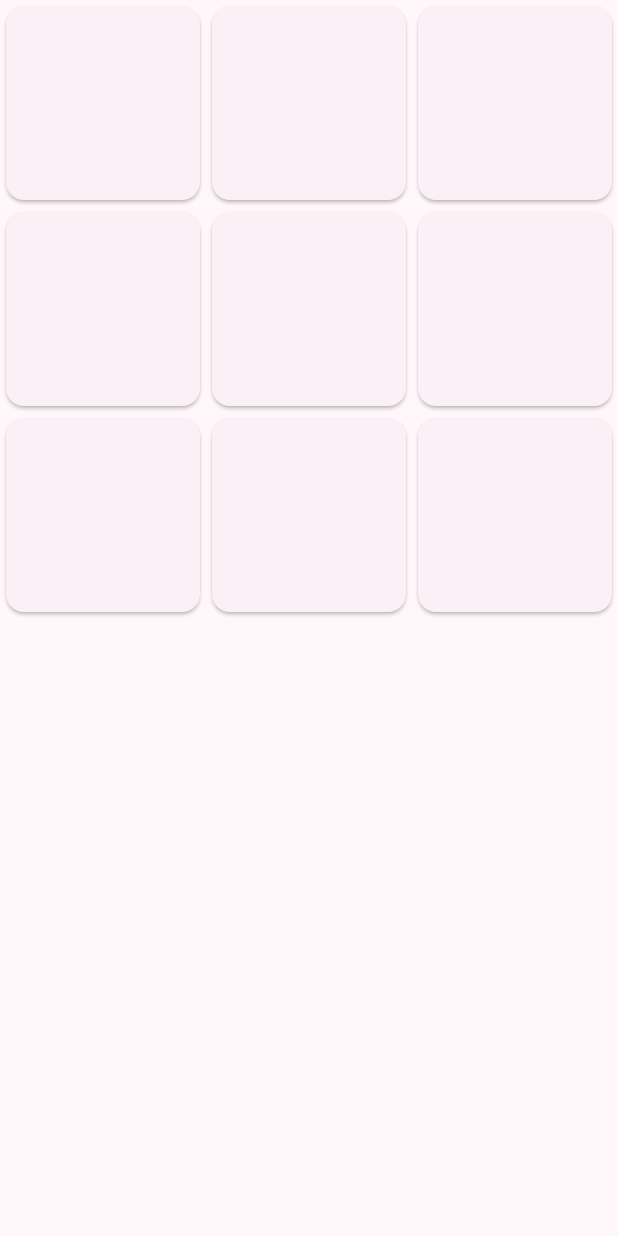
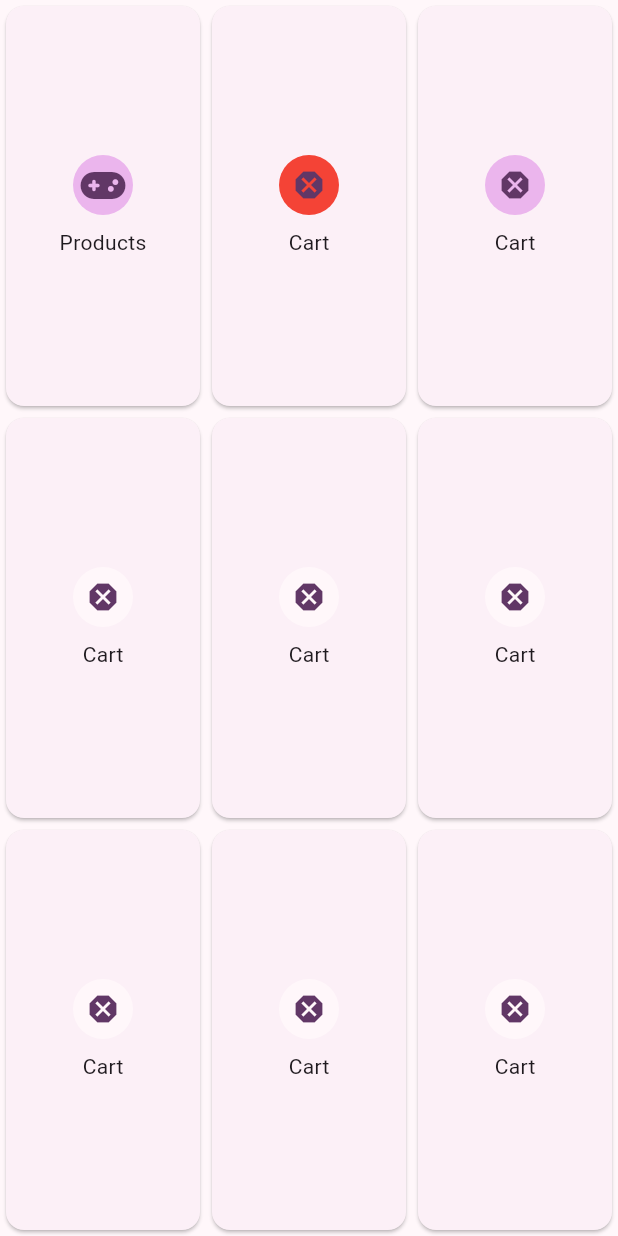
Before and after one commit to VadymPinchuk/conference_app, a Flutter app: the screen it shows after launch, on a phone screen of 412 x 824 dp. Run offline on Flutter 3.47's test engine with Material 2 defaults, Android fonts, the light colour scheme and no system bars; our stand-ins replace bloc, flutter_bloc, font_awesome_flutter, go_router; network calls fail.

Commit message:
Added a bit nicer UI for main screen. Still lots to do

```diff
--- a/swag_store_app/lib/main.dart
+++ b/swag_store_app/lib/main.dart
@@ -23,7 +23,6 @@ class _SwagStoreAppBlocObserver extends BlocObserver {
     super.onEvent(bloc, event);
   }
 }
-
 
 /// The route configuration.
 final GoRouter _router = GoRouter(
--- a/swag_store_app/lib/main_screen.dart
+++ b/swag_store_app/lib/main_screen.dart
@@ -1,3 +1,5 @@
+
+import 'package:font_awesome_flutter/font_awesome_flutter.dart';
 import 'package:swag_store_app/feature/products/products_bloc.dart';
 import 'package:flutter/material.dart';
 import 'package:flutter_bloc/flutter_bloc.dart';
@@ -10,29 +12,79 @@ class MainScreen extends StatelessWidget {
   @override
   Widget build(BuildContext context) {
     context.read<ProductsBloc>().add(ProductsLoadingEvent());
+    var query = MediaQuery.of(context);
+    var size = query.size;
+    var padding = query.padding;
     return Material(
-      child: GridView.builder(
-        gridDelegate: const SliverGridDelegateWithFixedCrossAxisCount(
-          crossAxisCount: 3,
-        ),
-        itemCount: 9,
-        itemBuilder: (_, index) {
-          return GestureDetector(
-            onTap: () => context.go(
-                index == 0
-                    ? '/${Routes.products.name}'
-                    : '/${Routes.cart.name}',
-                extra: ''),
-            child: const Card(
-              child: Column(
-                children: [
-                  // Expanded(child: Image.network(product.imageUrl)),
-                ],
-              ),
-            ),
-          );
-        },
+      child: GridView.count(
+        crossAxisCount: 3,
+        childAspectRatio:
+            size.width / (size.height - padding.top - padding.bottom),
+        children: _buildGridWidgets(context),
       ),
     );
   }
+
+  List<Widget> _buildGridWidgets(BuildContext context) {
+    final list = List<Widget>.empty(growable: true);
+    final scheme = Theme.of(context).colorScheme;
+    list.add(
+      _itemWidget(FontAwesomeIcons.gamepad, 'Products', scheme.inversePrimary,
+          () => context.go('/${Routes.products.name}', extra: '')),
+    );
+    list.add(
+      _itemWidget(Icons.dangerous, 'Cart', Colors.red,
+          () => context.go('/${Routes.cart.name}', extra: '')),
+    );
+    list.add(
+      _itemWidget(Icons.dangerous, 'Cart', scheme.inversePrimary,
+          () => context.go('/${Routes.cart.name}', extra: '')),
+    );
+    list.add(
+      _itemWidget(Icons.dangerous, 'Cart', scheme.background,
+          () => context.go('/${Routes.cart.name}', extra: '')),
+    );
+    list.add(
+      _itemWidget(Icons.dangerous, 'Cart', scheme.background,
+          () => context.go('/${Routes.cart.name}', extra: '')),
+    );
+    list.add(
+      _itemWidget(Icons.dangerous, 'Cart', scheme.background,
+          () => context.go('/${Routes.cart.name}', extra: '')),
+    );
+    list.add(
+      _itemWidget(Icons.dangerous, 'Cart', scheme.background,
+          () => context.go('/${Routes.cart.name}', extra: '')),
+    );
+    list.add(
+      _itemWidget(Icons.dangerous, 'Cart', scheme.background,
+          () => context.go('/${Routes.cart.name}', extra: '')),
+    );
+    list.add(
+      _itemWidget(Icons.dangerous, 'Cart', scheme.background,
+          () => context.go('/${Routes.cart.name}', extra: '')),
+    );
+    return list;
+  }
+
+  Widget _itemWidget(
+          IconData icon, String title, Color color, Function() onTap) =>
+      GestureDetector(
+        onTap: onTap,
+        child: Card(
+          child: Column(
+            mainAxisAlignment: MainAxisAlignment.center,
+            children: [
+              CircleAvatar(
+                backgroundColor: color,
+                child: FaIcon(
+                  icon,
+                ),
+              ),
+              const SizedBox(height: 8),
+              Text(title),
+            ],
+          ),
+        ),
+      );
 }
--- a/swag_store_app/pubspec.yaml
+++ b/swag_store_app/pubspec.yaml
@@ -38,6 +38,7 @@ dependencies:
   flutter_bloc: ^8.1.3
   intl: ^0.18.1
   go_router: ^11.1.2
+  font_awesome_flutter: ^10.5.0
 
 dev_dependencies:
   flutter_test:
```
Also changed, not shown: swag_store_app/pubspec.lock.
